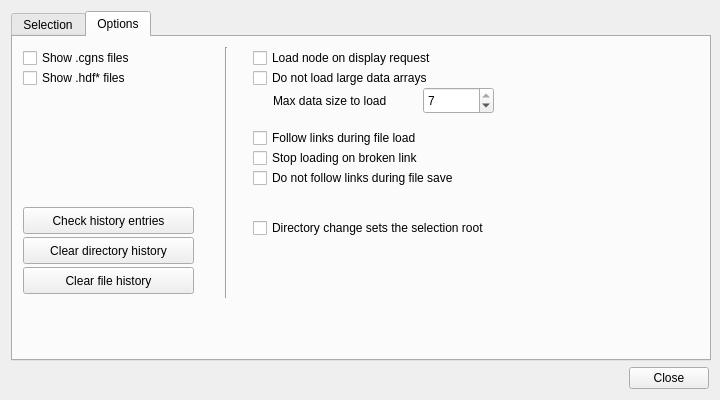
Old version of the form NAVigater/CGNS/NAV/T/Q7FileWindow.ui in the repository pyCGNS/pyCGNS.
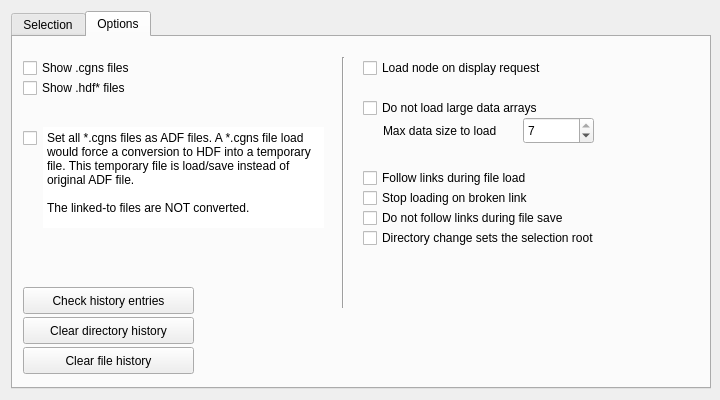
New version of the form. The open tabs and pages were chosen to show the change. Icons and pictures are not drawn.

Commit message: ADF file conversion

What changed in the file:
```diff
--- a/NAVigater/CGNS/NAV/T/Q7FileWindow.ui
+++ b/NAVigater/CGNS/NAV/T/Q7FileWindow.ui
@@ -40,6 +40,21 @@
   </property>
   <layout class="QVBoxLayout" name="verticalLayout">
    <item>
+    <layout class="QHBoxLayout" name="horizontalLayout">
+     <item>
+      <spacer name="horizontalSpacer">
+       <property name="orientation">
+        <enum>Qt::Horizontal</enum>
+       </property>
+       <property name="sizeHint" stdset="0">
+        <size>
+         <width>40</width>
+         <height>20</height>
+        </size>
+       </property>
+      </spacer>
+     </item>
+     <item>
     <widget class="QTabWidget" name="tabs">
      <property name="sizePolicy">
       <sizepolicy hsizetype="Fixed" vsizetype="Fixed">
@@ -278,6 +293,19 @@
         <bool>true</bool>
        </property>
       </widget>
+        <widget class="QPushButton" name="bClose">
+         <property name="geometry">
+          <rect>
+           <x>610</x>
+           <y>320</y>
+           <width>75</width>
+           <height>26</height>
+          </rect>
+         </property>
+         <property name="text">
+          <string>Close</string>
+         </property>
+        </widget>
      </widget>
      <widget class="QWidget" name="tab_2">
       <property name="sizePolicy">
@@ -301,37 +329,11 @@
       <attribute name="title">
        <string>Options</string>
       </attribute>
-      <widget class="QCheckBox" name="__O_filtercgnsfiles">
-       <property name="geometry">
-        <rect>
-         <x>10</x>
-         <y>10</y>
-         <width>131</width>
-         <height>22</height>
-        </rect>
-       </property>
-       <property name="text">
-        <string>Show .cgns files</string>
-       </property>
-      </widget>
-      <widget class="QCheckBox" name="__O_filterhdffiles">
-       <property name="geometry">
-        <rect>
-         <x>10</x>
-         <y>30</y>
-         <width>141</width>
-         <height>22</height>
-        </rect>
-       </property>
-       <property name="text">
-        <string>Show .hdf* files</string>
-       </property>
-      </widget>
       <widget class="QPushButton" name="pushButton_3">
        <property name="geometry">
         <rect>
          <x>10</x>
-         <y>230</y>
+           <y>310</y>
          <width>171</width>
          <height>27</height>
         </rect>
@@ -344,7 +346,7 @@
        <property name="geometry">
         <rect>
          <x>10</x>
-         <y>200</y>
+           <y>280</y>
          <width>171</width>
          <height>27</height>
         </rect>
@@ -357,7 +359,7 @@
        <property name="geometry">
         <rect>
          <x>10</x>
-         <y>170</y>
+           <y>250</y>
          <width>171</width>
          <height>27</height>
         </rect>
@@ -369,8 +371,8 @@
       <widget class="QCheckBox" name="__O_loadnodedisplay">
        <property name="geometry">
         <rect>
-         <x>240</x>
-         <y>10</y>
+           <x>350</x>
+           <y>20</y>
          <width>274</width>
          <height>22</height>
         </rect>
@@ -382,8 +384,8 @@
       <widget class="QCheckBox" name="__O_donotloadlargearrays">
        <property name="geometry">
         <rect>
-         <x>240</x>
-         <y>30</y>
+           <x>350</x>
+           <y>60</y>
          <width>274</width>
          <height>22</height>
         </rect>
@@ -395,8 +397,8 @@
       <widget class="QLabel" name="label_9">
        <property name="geometry">
         <rect>
-         <x>260</x>
-         <y>50</y>
+           <x>370</x>
+           <y>80</y>
          <width>217</width>
          <height>27</height>
         </rect>
@@ -408,8 +410,8 @@
       <widget class="QSpinBox" name="__O_maxloaddatasize">
        <property name="geometry">
         <rect>
-         <x>410</x>
-         <y>50</y>
+           <x>510</x>
+           <y>80</y>
          <width>71</width>
          <height>27</height>
         </rect>
@@ -424,8 +426,8 @@
       <widget class="QCheckBox" name="__O_followlinksatload">
        <property name="geometry">
         <rect>
-         <x>240</x>
-         <y>90</y>
+           <x>350</x>
+           <y>130</y>
          <width>274</width>
          <height>22</height>
         </rect>
@@ -437,8 +439,8 @@
       <widget class="QCheckBox" name="__O_stoploadbrokenlinks">
        <property name="geometry">
         <rect>
-         <x>240</x>
-         <y>110</y>
+           <x>350</x>
+           <y>150</y>
          <width>274</width>
          <height>22</height>
         </rect>
@@ -450,8 +452,8 @@
       <widget class="QCheckBox" name="__O_donotfollowlinksatsave">
        <property name="geometry">
         <rect>
-         <x>240</x>
-         <y>130</y>
+           <x>350</x>
+           <y>170</y>
          <width>274</width>
          <height>22</height>
         </rect>
@@ -463,8 +465,8 @@
       <widget class="Line" name="line">
        <property name="geometry">
         <rect>
-         <x>203</x>
-         <y>10</y>
+           <x>320</x>
+           <y>20</y>
          <width>20</width>
          <height>251</height>
         </rect>
@@ -476,8 +478,8 @@
       <widget class="QCheckBox" name="checkBox_4">
        <property name="geometry">
         <rect>
-         <x>240</x>
-         <y>180</y>
+           <x>350</x>
+           <y>190</y>
          <width>331</width>
          <height>22</height>
         </rect>
@@ -486,29 +488,95 @@
         <string>Directory change sets the selection root</string>
        </property>
       </widget>
-     </widget>
-    </widget>
-   </item>
-   <item>
-    <layout class="QHBoxLayout" name="horizontalLayout">
-     <item>
-      <spacer name="horizontalSpacer">
-       <property name="orientation">
-        <enum>Qt::Horizontal</enum>
-       </property>
-       <property name="sizeHint" stdset="0">
-        <size>
-         <width>40</width>
-         <height>20</height>
-        </size>
-       </property>
-      </spacer>
-     </item>
-     <item>
-      <widget class="QPushButton" name="bClose">
+        <widget class="QCheckBox" name="__O_filterhdffiles">
+         <property name="geometry">
+          <rect>
+           <x>10</x>
+           <y>40</y>
+           <width>141</width>
+           <height>22</height>
+          </rect>
+         </property>
+         <property name="text">
+          <string>Show .hdf* files</string>
+         </property>
+        </widget>
+        <widget class="QCheckBox" name="__O_filtercgnsfiles">
+         <property name="geometry">
+          <rect>
+           <x>10</x>
+           <y>20</y>
+           <width>131</width>
+           <height>22</height>
+          </rect>
+         </property>
+         <property name="text">
+          <string>Show .cgns files</string>
+         </property>
+        </widget>
+        <widget class="QCheckBox" name="__O_convertadffiles">
+         <property name="geometry">
+          <rect>
+           <x>10</x>
+           <y>90</y>
+           <width>191</width>
+           <height>22</height>
+          </rect>
+         </property>
        <property name="text">
-        <string>Close</string>
-       </property>
+          <string/>
+         </property>
+        </widget>
+        <widget class="QPlainTextEdit" name="plainTextEdit">
+         <property name="geometry">
+          <rect>
+           <x>30</x>
+           <y>90</y>
+           <width>281</width>
+           <height>101</height>
+          </rect>
+         </property>
+         <property name="frameShape">
+          <enum>QFrame::NoFrame</enum>
+         </property>
+         <property name="frameShadow">
+          <enum>QFrame::Plain</enum>
+         </property>
+         <property name="lineWidth">
+          <number>0</number>
+         </property>
+         <property name="verticalScrollBarPolicy">
+          <enum>Qt::ScrollBarAlwaysOff</enum>
+         </property>
+         <property name="horizontalScrollBarPolicy">
+          <enum>Qt::ScrollBarAlwaysOff</enum>
+         </property>
+         <property name="readOnly">
+          <bool>true</bool>
+         </property>
+         <property name="plainText">
+          <string>Set all *.cgns files as ADF files. A *.cgns file load would force a conversion to HDF into a temporary file. This temporary file is load/save instead of original ADF file.
+
+The linked-to files are NOT converted.</string>
+         </property>
+        </widget>
+        <zorder>pushButton_3</zorder>
+        <zorder>pushButton_4</zorder>
+        <zorder>pushButton_5</zorder>
+        <zorder>__O_loadnodedisplay</zorder>
+        <zorder>__O_donotloadlargearrays</zorder>
+        <zorder>label_9</zorder>
+        <zorder>__O_maxloaddatasize</zorder>
+        <zorder>__O_followlinksatload</zorder>
+        <zorder>__O_stoploadbrokenlinks</zorder>
+        <zorder>__O_donotfollowlinksatsave</zorder>
+        <zorder>line</zorder>
+        <zorder>checkBox_4</zorder>
+        <zorder>__O_filterhdffiles</zorder>
+        <zorder>__O_filtercgnsfiles</zorder>
+        <zorder>plainTextEdit</zorder>
+        <zorder>__O_convertadffiles</zorder>
+       </widget>
       </widget>
      </item>
     </layout>
```
Lines whose indentation alone changed are shown as unchanged. The commit also changes 16 other files.
